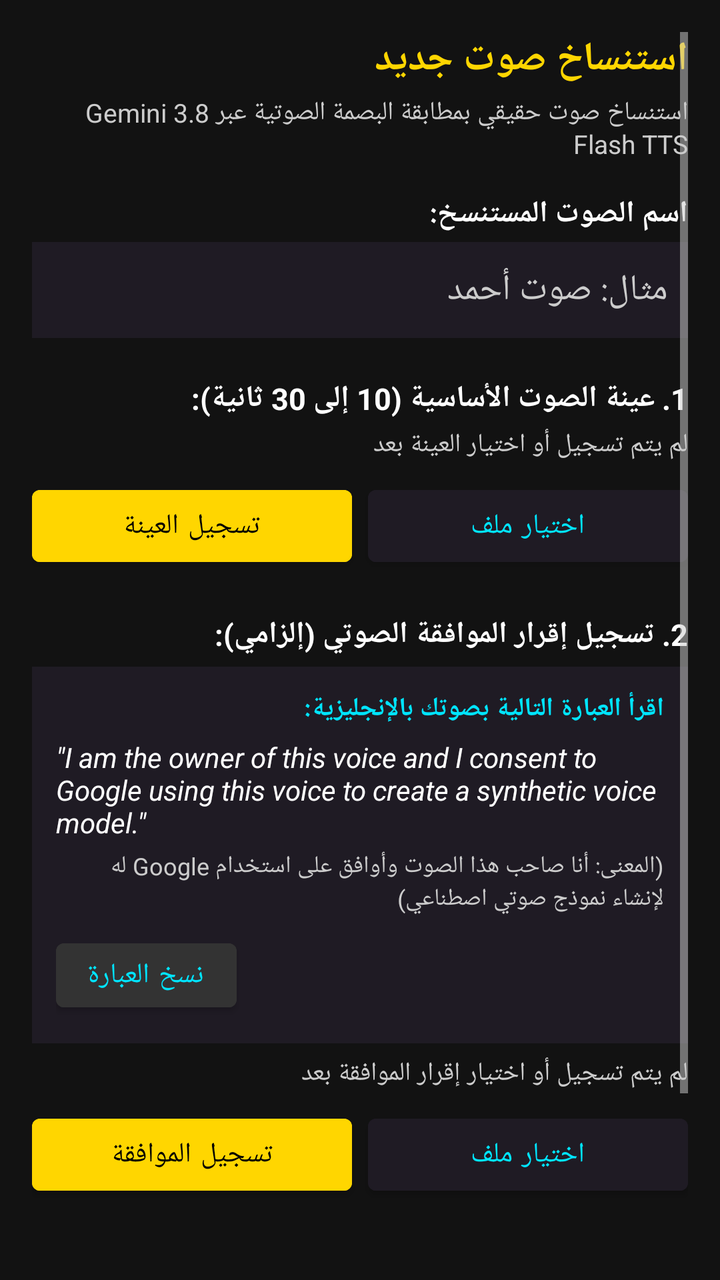
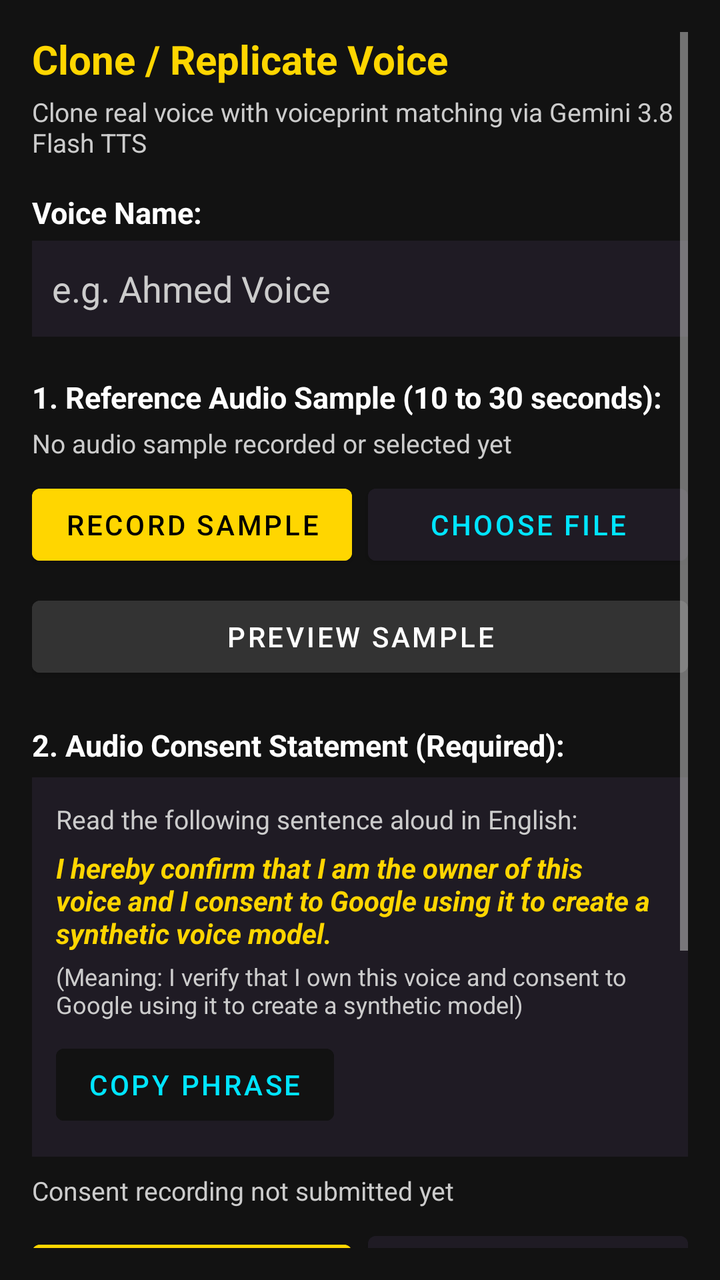

Two renders of the same Android screen: before a commit and after it. Below are the layout's source before the change and the commit's diff.
<!-- AndroidManifest.xml: application theme Theme.GeminiAudiobook -->
<!-- res/layout/dialog_voice_replication.xml -->
<?xml version="1.0" encoding="utf-8"?>
<ScrollView xmlns:android="http://schemas.android.com/apk/res/android"
    android:layout_width="match_parent"
    android:layout_height="wrap_content"
    android:background="@color/bg_dark"
    android:padding="16dp">

    <LinearLayout
        android:layout_width="match_parent"
        android:layout_height="wrap_content"
        android:orientation="vertical">

        
        <TextView
            android:layout_width="match_parent"
            android:layout_height="wrap_content"
            android:text="استنساخ صوت جديد"
            android:textColor="@color/primary_accessible"
            android:textSize="20sp"
            android:textStyle="bold" />

        <TextView
            android:layout_width="match_parent"
            android:layout_height="wrap_content"
            android:layout_marginTop="4dp"
            android:text="استنساخ صوت حقيقي بمطابقة البصمة الصوتية عبر Gemini 3.8 Flash TTS"
            android:textColor="@color/text_secondary"
            android:textSize="13sp" />

        
        <TextView
            android:layout_width="match_parent"
            android:layout_height="wrap_content"
            android:layout_marginTop="16dp"
            android:text="اسم الصوت المستنسخ:"
            android:textColor="@color/text_high_contrast"
            android:textSize="15sp"
            android:textStyle="bold" />

        <EditText
            android:id="@+id/editReplicationVoiceName"
            android:layout_width="match_parent"
            android:layout_height="wrap_content"
            android:minHeight="48dp"
            android:layout_marginTop="4dp"
            android:hint="مثال: صوت أحمد"
            android:contentDescription="حقل إدخال اسم الصوت المستنسخ"
            android:textColor="@color/text_high_contrast"
            android:textColorHint="@color/text_secondary"
            android:background="@color/surface_dark"
            android:padding="10dp"
            android:inputType="textPersonName" />

        
        <TextView
            android:layout_width="match_parent"
            android:layout_height="wrap_content"
            android:layout_marginTop="20dp"
            android:text="1. عينة الصوت الأساسية (10 إلى 30 ثانية):"
            android:textColor="@color/text_high_contrast"
            android:textSize="15sp"
            android:textStyle="bold" />

        <TextView
            android:id="@+id/textRefAudioStatus"
            android:layout_width="match_parent"
            android:layout_height="wrap_content"
            android:layout_marginTop="4dp"
            android:text="لم يتم تسجيل أو اختيار العينة بعد"
            android:textColor="@color/text_secondary"
            android:textSize="13sp" />

        <LinearLayout
            android:layout_width="match_parent"
            android:layout_height="wrap_content"
            android:layout_marginTop="8dp"
            android:orientation="horizontal">

            <Button
                android:id="@+id/btnRecordRefAudio"
                android:layout_width="0dp"
                android:layout_height="wrap_content"
                android:layout_weight="1"
                android:minHeight="48dp"
                android:text="تسجيل العينة"
                android:contentDescription="تسجيل عينة الصوت الأساسية من الميكروفون"
                android:textColor="@color/on_primary"
                android:backgroundTint="@color/primary_accessible" />

            <Button
                android:id="@+id/btnPickRefAudio"
                android:layout_width="0dp"
                android:layout_height="wrap_content"
                android:layout_weight="1"
                android:layout_marginStart="8dp"
                android:minHeight="48dp"
                android:text="اختيار ملف"
                android:contentDescription="اختيار ملف صوتي من الجهاز كعينة أساسية"
                android:textColor="@color/accent_control"
                android:backgroundTint="@color/surface_dark" />
        </LinearLayout>

        <Button
            android:id="@+id/btnPlayRefAudio"
            android:layout_width="match_parent"
            android:layout_height="wrap_content"
            android:minHeight="48dp"
            android:layout_marginTop="6dp"
            android:visibility="gone"
            android:text="معاينة عينة الصوت"
            android:contentDescription="تشغيل ومعاينة عينة الصوت الأساسية المسجلة"
            android:textColor="@color/text_high_contrast"
            android:backgroundTint="@color/divider_color" />

        
        <TextView
            android:layout_width="match_parent"
            android:layout_height="wrap_content"
            android:layout_marginTop="20dp"
            android:text="2. تسجيل إقرار الموافقة الصوتي (إلزامي):"
            android:textColor="@color/text_high_contrast"
            android:textSize="15sp"
            android:textStyle="bold" />

        <LinearLayout
            android:layout_width="match_parent"
            android:layout_height="wrap_content"
            android:orientation="vertical"
            android:background="@color/surface_dark"
            android:padding="12dp"
            android:layout_marginTop="6dp">

            <TextView
                android:layout_width="match_parent"
                android:layout_height="wrap_content"
                android:text="اقرأ العبارة التالية بصوتك بالإنجليزية:"
                android:textColor="@color/accent_control"
                android:textSize="13sp"
                android:textStyle="bold" />

            <TextView
                android:id="@+id/textConsentPhrase"
                android:layout_width="match_parent"
                android:layout_height="wrap_content"
                android:layout_marginTop="6dp"
                android:text="&quot;I am the owner of this voice and I consent to Google using this voice to create a synthetic voice model.&quot;"
                android:textColor="@color/text_high_contrast"
                android:textSize="14sp"
                android:textStyle="italic" />

            <TextView
                android:layout_width="match_parent"
                android:layout_height="wrap_content"
                android:layout_marginTop="4dp"
                android:text="(المعنى: أنا صاحب هذا الصوت وأوافق على استخدام Google له لإنشاء نموذج صوتي اصطناعي)"
                android:textColor="@color/text_secondary"
                android:textSize="12sp" />

            <Button
                android:id="@+id/btnCopyConsent"
                android:layout_width="wrap_content"
                android:layout_height="wrap_content"
                android:layout_marginTop="8dp"
                android:minHeight="44dp"
                android:text="نسخ العبارة"
                android:contentDescription="نسخ عبارة الموافقة باللغة الإنجليزية إلى الحافظة"
                android:textColor="@color/accent_control"
                android:backgroundTint="@color/divider_color" />
        </LinearLayout>

        <TextView
            android:id="@+id/textConsentAudioStatus"
            android:layout_width="match_parent"
            android:layout_height="wrap_content"
            android:layout_marginTop="6dp"
            android:text="لم يتم تسجيل أو اختيار إقرار الموافقة بعد"
            android:textColor="@color/text_secondary"
            android:textSize="13sp" />

        <LinearLayout
            android:layout_width="match_parent"
            android:layout_height="wrap_content"
            android:layout_marginTop="8dp"
            android:orientation="horizontal">

            <Button
                android:id="@+id/btnRecordConsentAudio"
                android:layout_width="0dp"
                android:layout_height="wrap_content"
                android:layout_weight="1"
                android:minHeight="48dp"
                android:text="تسجيل الموافقة"
                android:contentDescription="تسجيل قراءة إقرار الموافقة من الميكروفون"
                android:textColor="@color/on_primary"
                android:backgroundTint="@color/primary_accessible" />

            <Button
                android:id="@+id/btnPickConsentAudio"
                android:layout_width="0dp"
                android:layout_height="wrap_content"
                android:layout_weight="1"
                android:layout_marginStart="8dp"
                android:minHeight="48dp"
                android:text="اختيار ملف"
                android:contentDescription="اختيار ملف تسجيل الموافقة من الجهاز"
                android:textColor="@color/accent_control"
                android:backgroundTint="@color/surface_dark" />
        </LinearLayout>

        <Button
            android:id="@+id/btnPlayConsentAudio"
            android:layout_width="match_parent"
            android:layout_height="wrap_content"
            android:minHeight="48dp"
            android:layout_marginTop="6dp"
            android:visibility="gone"
            android:text="معاينة تسجيل الموافقة"
            android:contentDescription="تشغيل ومعاينة تسجيل إقرار الموافقة"
            android:textColor="@color/text_high_contrast"
            android:backgroundTint="@color/divider_color" />

        
        <Button
            android:id="@+id/btnSubmitReplication"
            android:layout_width="match_parent"
            android:layout_height="wrap_content"
            android:minHeight="52dp"
            android:layout_marginTop="24dp"
            android:text="بدء الاستنساخ وحفظ الصوت"
            android:contentDescription="إرسال العينة والموافقة وبدء استنساخ الصوت عبر الذكاء الاصطناعي"
            android:textColor="@color/on_primary"
            android:backgroundTint="@color/primary_accessible" />

        <Button
            android:id="@+id/btnCancelReplication"
            android:layout_width="match_parent"
            android:layout_height="wrap_content"
            android:minHeight="48dp"
            android:layout_marginTop="8dp"
            android:text="@string/action_cancel"
            android:contentDescription="إلغاء نافذة استنساخ الصوت"
            android:textColor="@color/text_secondary"
            android:backgroundTint="@color/surface_dark" />

    </LinearLayout>
</ScrollView>
<!-- resources referenced by this layout -->
<resources>
  <color name="accent_control">#00E5FF</color>
  <color name="bg_dark">#121212</color>
  <color name="divider_color">#333333</color>
  <color name="on_primary">#000000</color>
  <color name="primary_accessible">#FFD600</color>
  <color name="surface_dark">#1F1B24</color>
  <color name="text_high_contrast">#FFFFFF</color>
  <color name="text_secondary">#CCCCCC</color>
  <string name="action_cancel">Cancel</string>
  <style name="Theme.GeminiAudiobook" parent="Theme.MaterialComponents.DayNight.NoActionBar">
          <item name="colorPrimary">@color/primary_accessible</item>
          <item name="colorPrimaryVariant">@color/primary_variant</item>
          <item name="colorOnPrimary">@color/on_primary</item>
          <item name="android:colorBackground">@color/bg_dark</item>
          <item name="colorSurface">@color/surface_dark</item>
          <item name="android:textColorPrimary">@color/text_high_contrast</item>
          <item name="android:textColorSecondary">@color/text_secondary</item>
          <item name="android:windowBackground">@color/bg_dark</item>
      </style>
  <color name="primary_variant">#FFAB00</color>
</resources>

<!-- the commit's change to res/layout/dialog_voice_replication.xml (unified diff, before → after) -->
@@ -14,7 +14,7 @@
         <TextView
             android:layout_width="match_parent"
             android:layout_height="wrap_content"
-            android:text="استنساخ صوت جديد"
+            android:text="@string/repl_dialog_title"
             android:textColor="@color/primary_accessible"
             android:textSize="20sp"
             android:textStyle="bold" />
@@ -23,7 +23,7 @@
             android:layout_width="match_parent"
             android:layout_height="wrap_content"
             android:layout_marginTop="4dp"
-            android:text="استنساخ صوت حقيقي بمطابقة البصمة الصوتية عبر Gemini 3.8 Flash TTS"
+            android:text="@string/repl_dialog_subtitle"
             android:textColor="@color/text_secondary"
             android:textSize="13sp" />
 
@@ -32,7 +32,7 @@
             android:layout_width="match_parent"
             android:layout_height="wrap_content"
             android:layout_marginTop="16dp"
-            android:text="اسم الصوت المستنسخ:"
+            android:text="@string/repl_label_voice_name"
             android:textColor="@color/text_high_contrast"
             android:textSize="15sp"
             android:textStyle="bold" />
@@ -43,8 +43,8 @@
             android:layout_height="wrap_content"
             android:minHeight="48dp"
             android:layout_marginTop="4dp"
-            android:hint="مثال: صوت أحمد"
-            android:contentDescription="حقل إدخال اسم الصوت المستنسخ"
+            android:hint="@string/repl_hint_voice_name"
+            android:contentDescription="@string/repl_desc_voice_name"
             android:textColor="@color/text_high_contrast"
             android:textColorHint="@color/text_secondary"
             android:background="@color/surface_dark"
@@ -56,7 +56,7 @@
             android:layout_width="match_parent"
             android:layout_height="wrap_content"
             android:layout_marginTop="20dp"
-            android:text="1. عينة الصوت الأساسية (10 إلى 30 ثانية):"
+            android:text="@string/repl_label_ref_audio"
             android:textColor="@color/text_high_contrast"
             android:textSize="15sp"
             android:textStyle="bold" />
@@ -66,7 +66,7 @@
             android:layout_width="match_parent"
             android:layout_height="wrap_content"
             android:layout_marginTop="4dp"
-            android:text="لم يتم تسجيل أو اختيار العينة بعد"
+            android:text="@string/repl_status_no_sample"
             android:textColor="@color/text_secondary"
             android:textSize="13sp" />
 
@@ -82,8 +82,8 @@
                 android:layout_height="wrap_content"
                 android:layout_weight="1"
                 android:minHeight="48dp"
-                android:text="تسجيل العينة"
-                android:contentDescription="تسجيل عينة الصوت الأساسية من الميكروفون"
+                android:text="@string/repl_btn_record_sample"
+                android:contentDescription="@string/repl_desc_record_sample"
                 android:textColor="@color/on_primary"
                 android:backgroundTint="@color/primary_accessible" />
 
@@ -94,86 +94,84 @@
                 android:layout_weight="1"
                 android:layout_marginStart="8dp"
                 android:minHeight="48dp"
-                android:text="اختيار ملف"
-                android:contentDescription="اختيار ملف صوتي من الجهاز كعينة أساسية"
+                android:text="@string/repl_btn_pick_file"
+                android:contentDescription="@string/repl_desc_pick_file"
                 android:textColor="@color/accent_control"
                 android:backgroundTint="@color/surface_dark" />
         </LinearLayout>
 
         <Button
-            android:id="@+id/btnPlayRefAudio"
-            android:layout_width="match_parent"
-            android:layout_height="wrap_content"
-            android:minHeight="48dp"
+            android:id="@+id/btnPreviewRefAudio"
+            android:layout_width="match_parent"
+            android:layout_height="wrap_content"
+            android:minHeight="48dp"
+            android:layout_marginTop="8dp"
+            android:text="@string/repl_btn_preview_sample"
+            android:contentDescription="@string/repl_desc_preview_sample"
+            android:textColor="@color/text_high_contrast"
+            android:backgroundTint="@color/divider_color" />
+
+        
+        <TextView
+            android:layout_width="match_parent"
+            android:layout_height="wrap_content"
+            android:layout_marginTop="20dp"
+            android:text="@string/repl_label_consent"
+            android:textColor="@color/text_high_contrast"
+            android:textSize="15sp"
+            android:textStyle="bold" />
+
+        <LinearLayout
+            android:layout_width="match_parent"
+            android:layout_height="wrap_content"
             android:layout_marginTop="6dp"
-            android:visibility="gone"
-            android:text="معاينة عينة الصوت"
-            android:contentDescription="تشغيل ومعاينة عينة الصوت الأساسية المسجلة"
-            android:textColor="@color/text_high_contrast"
-            android:backgroundTint="@color/divider_color" />
-
-        
-        <TextView
-            android:layout_width="match_parent"
-            android:layout_height="wrap_content"
-            android:layout_marginTop="20dp"
-            android:text="2. تسجيل إقرار الموافقة الصوتي (إلزامي):"
-            android:textColor="@color/text_high_contrast"
-            android:textSize="15sp"
-            android:textStyle="bold" />
-
-        <LinearLayout
-            android:layout_width="match_parent"
-            android:layout_height="wrap_content"
             android:orientation="vertical"
             android:background="@color/surface_dark"
-            android:padding="12dp"
-            android:layout_marginTop="6dp">
+            android:padding="12dp">
 
             <TextView
                 android:layout_width="match_parent"
                 android:layout_height="wrap_content"
-                android:text="اقرأ العبارة التالية بصوتك بالإنجليزية:"
-                android:textColor="@color/accent_control"
-                android:textSize="13sp"
-                android:textStyle="bold" />
+                android:text="@string/repl_prompt_read_aloud"
+                android:textColor="@color/text_secondary"
+                android:textSize="13sp" />
 
             <TextView
-                android:id="@+id/textConsentPhrase"
+                android:id="@+id/textConsentStatement"
                 android:layout_width="match_parent"
                 android:layout_height="wrap_content"
                 android:layout_marginTop="6dp"
-                android:text="&quot;I am the owner of this voice and I consent to Google using this voice to create a synthetic voice model.&quot;"
-                android:textColor="@color/text_high_contrast"
+                android:text="@string/repl_consent_text"
+                android:textColor="@color/primary_accessible"
                 android:textSize="14sp"
-                android:textStyle="italic" />
+                android:textStyle="bold|italic" />
 
             <TextView
                 android:layout_width="match_parent"
                 android:layout_height="wrap_content"
                 android:layout_marginTop="4dp"
-                android:text="(المعنى: أنا صاحب هذا الصوت وأوافق على استخدام Google له لإنشاء نموذج صوتي اصطناعي)"
+                android:text="@string/repl_consent_meaning"
                 android:textColor="@color/text_secondary"
                 android:textSize="12sp" />
 
             <Button
-                android:id="@+id/btnCopyConsent"
+                android:id="@+id/btnCopyConsentStatement"
                 android:layout_width="wrap_content"
                 android:layout_height="wrap_content"
+                android:minHeight="48dp"
                 android:layout_marginTop="8dp"
-                android:minHeight="44dp"
-                android:text="نسخ العبارة"
-                android:contentDescription="نسخ عبارة الموافقة باللغة الإنجليزية إلى الحافظة"
+                android:text="@string/repl_btn_copy_phrase"
+                android:contentDescription="@string/repl_desc_copy_phrase"
                 android:textColor="@color/accent_control"
-                android:backgroundTint="@color/divider_color" />
+                android:backgroundTint="@color/bg_dark" />
         </LinearLayout>
 
         <TextView
             android:id="@+id/textConsentAudioStatus"
             android:layout_width="match_parent"
             android:layout_height="wrap_content"
-            android:layout_marginTop="6dp"
-            android:text="لم يتم تسجيل أو اختيار إقرار الموافقة بعد"
+            android:layout_marginTop="8dp"
+            android:text="@string/repl_status_no_consent"
             android:textColor="@color/text_secondary"
             android:textSize="13sp" />
 
@@ -189,8 +187,8 @@
                 android:layout_height="wrap_content"
                 android:layout_weight="1"
                 android:minHeight="48dp"
-                android:text="تسجيل الموافقة"
-                android:contentDescription="تسجيل قراءة إقرار الموافقة من الميكروفون"
+                android:text="@string/repl_btn_record_consent"
+                android:contentDescription="@string/repl_desc_record_consent"
                 android:textColor="@color/on_primary"
                 android:backgroundTint="@color/primary_accessible" />
 
@@ -201,21 +199,20 @@
                 android:layout_weight="1"
                 android:layout_marginStart="8dp"
                 android:minHeight="48dp"
-                android:text="اختيار ملف"
-                android:contentDescription="اختيار ملف تسجيل الموافقة من الجهاز"
+                android:text="@string/repl_btn_pick_file"
+                android:contentDescription="@string/repl_desc_pick_consent"
                 android:textColor="@color/accent_control"
                 android:backgroundTint="@color/surface_dark" />
         </LinearLayout>
 
         <Button
-            android:id="@+id/btnPlayConsentAudio"
-            android:layout_width="match_parent"
-            android:layout_height="wrap_content"
-            android:minHeight="48dp"
-            android:layout_marginTop="6dp"
-            android:visibility="gone"
-            android:text="معاينة تسجيل الموافقة"
-            android:contentDescription="تشغيل ومعاينة تسجيل إقرار الموافقة"
+            android:id="@+id/btnPreviewConsentAudio"
+            android:layout_width="match_parent"
+            android:layout_height="wrap_content"
+            android:minHeight="48dp"
+            android:layout_marginTop="8dp"
+            android:text="@string/repl_btn_preview_consent"
+            android:contentDescription="@string/repl_desc_preview_consent"
             android:textColor="@color/text_high_contrast"
             android:backgroundTint="@color/divider_color" />
 
@@ -224,10 +221,10 @@
             android:id="@+id/btnSubmitReplication"
             android:layout_width="match_parent"
             android:layout_height="wrap_content"
-            android:minHeight="52dp"
-            android:layout_marginTop="24dp"
-            android:text="بدء الاستنساخ وحفظ الصوت"
-            android:contentDescription="إرسال العينة والموافقة وبدء استنساخ الصوت عبر الذكاء الاصطناعي"
+            android:minHeight="48dp"
+            android:layout_marginTop="20dp"
+            android:text="@string/repl_btn_start"
+            android:contentDescription="@string/repl_desc_start"
             android:textColor="@color/on_primary"
             android:backgroundTint="@color/primary_accessible" />
 
@@ -238,9 +235,10 @@
             android:minHeight="48dp"
             android:layout_marginTop="8dp"
             android:text="@string/action_cancel"
-            android:contentDescription="إلغاء نافذة استنساخ الصوت"
-            android:textColor="@color/text_secondary"
+            android:contentDescription="@string/repl_desc_cancel"
+            android:textColor="@color/text_high_contrast"
             android:backgroundTint="@color/surface_dark" />
 
     </LinearLayout>
+
 </ScrollView>
<!-- resource entries referenced after the edit -->
@@ -9,6 +9,34 @@
   <color name="text_high_contrast">#FFFFFF</color>
   <color name="text_secondary">#CCCCCC</color>
   <string name="action_cancel">Cancel</string>
+  <string name="repl_btn_copy_phrase">Copy Phrase</string>
+  <string name="repl_btn_pick_file">Choose File</string>
+  <string name="repl_btn_preview_consent">Preview Consent</string>
+  <string name="repl_btn_preview_sample">Preview Sample</string>
+  <string name="repl_btn_record_consent">Record Consent</string>
+  <string name="repl_btn_record_sample">Record Sample</string>
+  <string name="repl_btn_start">Start Replication &amp; Save Voice</string>
+  <string name="repl_consent_meaning">(Meaning: I verify that I own this voice and consent to Google using it to create a synthetic model)</string>
+  <string name="repl_consent_text">I hereby confirm that I am the owner of this voice and I consent to Google using it to create a synthetic voice model.</string>
+  <string name="repl_desc_cancel">Cancel voice replication dialog</string>
+  <string name="repl_desc_copy_phrase">Copy consent statement in English to clipboard</string>
+  <string name="repl_desc_pick_consent">Choose consent recording audio file from device</string>
+  <string name="repl_desc_pick_file">Choose an audio file from device as reference sample</string>
+  <string name="repl_desc_preview_consent">Listen and preview consent recording</string>
+  <string name="repl_desc_preview_sample">Listen and preview recorded reference sample</string>
+  <string name="repl_desc_record_consent">Record reading of consent statement from microphone</string>
+  <string name="repl_desc_record_sample">Record reference audio sample from microphone</string>
+  <string name="repl_desc_start">Submit sample and consent to begin AI voice cloning</string>
+  <string name="repl_desc_voice_name">Voice name input field</string>
+  <string name="repl_dialog_subtitle">Clone real voice with voiceprint matching via Gemini 3.8 Flash TTS</string>
+  <string name="repl_dialog_title">Clone / Replicate Voice</string>
+  <string name="repl_hint_voice_name">e.g. Ahmed Voice</string>
+  <string name="repl_label_consent">2. Audio Consent Statement (Required):</string>
+  <string name="repl_label_ref_audio">1. Reference Audio Sample (10 to 30 seconds):</string>
+  <string name="repl_label_voice_name">Voice Name:</string>
+  <string name="repl_prompt_read_aloud">Read the following sentence aloud in English:</string>
+  <string name="repl_status_no_consent">Consent recording not submitted yet</string>
+  <string name="repl_status_no_sample">No audio sample recorded or selected yet</string>
   <style name="Theme.GeminiAudiobook" parent="Theme.MaterialComponents.DayNight.NoActionBar">
           <item name="colorPrimary">@color/primary_accessible</item>
           <item name="colorPrimaryVariant">@color/primary_variant</item>
